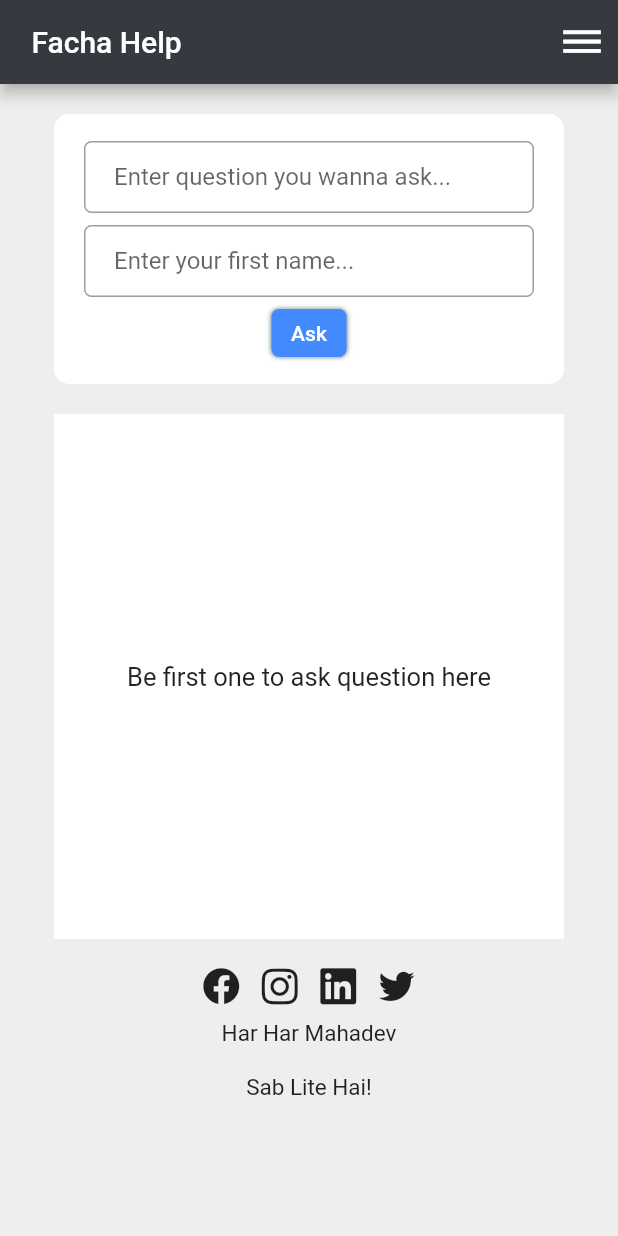
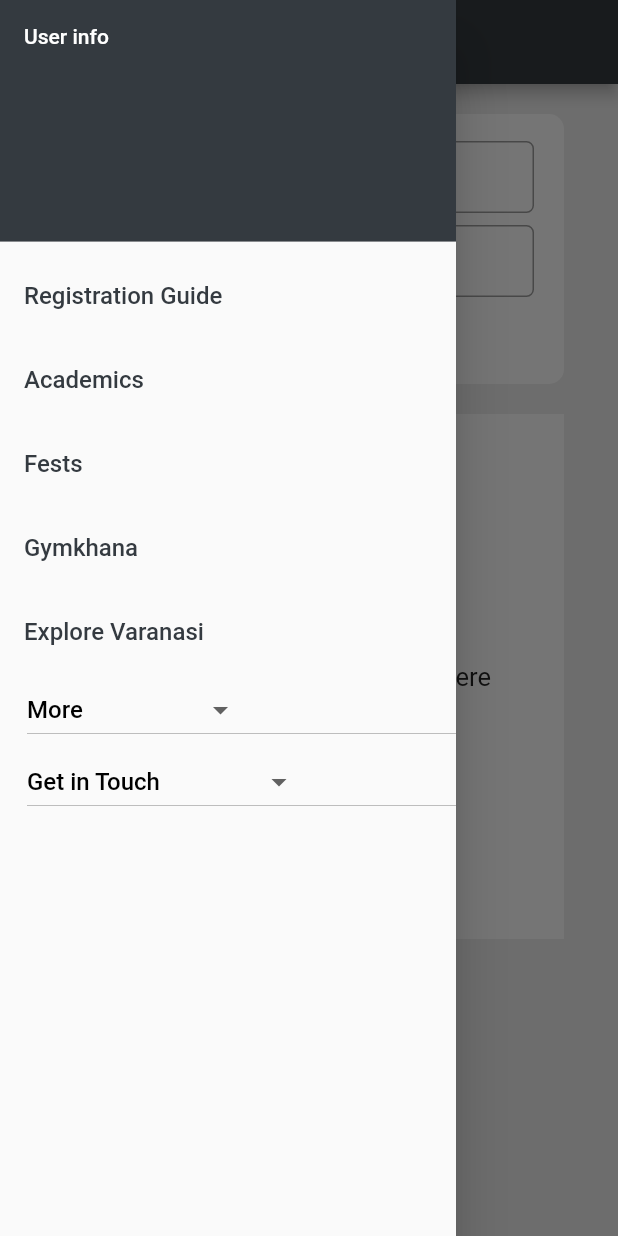
Before and after one commit to sid-hart28/FachaHelp, a Flutter app: the screen it shows after launch, with the side drawer open (before the commit the screen has no drawer), on a phone screen of 412 x 824 dp. Run offline on Flutter 3.47's test engine with Material 2 defaults, Android fonts, the phone set to English and light mode, and no system bars.

Commit message:
second commit

```diff
--- /dev/null
+++ b/lib/components/drawerbutton.dart
@@ -0,0 +1,20 @@
+import 'package:flutter/material.dart';
+
+class DrawerItemTiles extends StatelessWidget {
+  DrawerItemTiles({@required this.title});
+  final String title;
+
+  @override
+  Widget build(BuildContext context) {
+    return ListTile(
+      title: Text(
+        title,
+        style: TextStyle(color: Color(0xFF343A40), fontSize: 16.0),
+      ),
+      onTap: () {
+        // Update the state of the app.
+        // ...
+      },
+    );
+  }
+}
--- a/lib/screens/discussion.dart
+++ b/lib/screens/discussion.dart
@@ -2,6 +2,7 @@ import 'package:facha_help/constants.dart';
 import 'package:facha_help/soc_icons_icons.dart';
 import 'package:flutter/material.dart';
 import 'package:facha_help/components/bluebutton.dart';
+import 'package:facha_help/components/drawerbutton.dart';
 
 class Discussion extends StatefulWidget {
   @override
@@ -15,18 +16,93 @@ class _DiscussionState extends State<Discussion> {
       backgroundColor: Colors.grey[200],
       appBar: AppBar(
         backgroundColor: Color(0xFF343A40),
-        title: Text(' Facha Help'),
-        actions: <Widget>[
-          IconButton(
-            icon: Icon(
-              Icons.dehaze,
-              size: 30.0,
+        title: Text('Facha Help'),
+      ),
+      drawer: Drawer(
+        child: ListView(
+          children: [
+            DrawerHeader(
+              child: Text(
+                'User info',
+                style: TextStyle(color: Colors.white),
+              ),
+              decoration: BoxDecoration(
+                color: Color(0xFF343A40),
+              ),
             ),
-            onPressed: () {
-              //TODO
-            },
-          ),
-        ],
+            DrawerItemTiles(
+              title: 'Registration Guide',
+            ),
+            DrawerItemTiles(
+              title: 'Academics',
+            ),
+            DrawerItemTiles(
+              title: 'Fests',
+            ),
+            DrawerItemTiles(
+              title: 'Gymkhana',
+            ),
+            DrawerItemTiles(
+              title: 'Explore Varanasi',
+            ),
+            Padding(
+              padding: EdgeInsets.only(left: 18.0),
+              child: DropdownButton<String>(
+                  hint: Text(
+                    'More',
+                    style: TextStyle(
+                      color: Colors.black,
+                      fontWeight: FontWeight.w500,
+                    ),
+                  ),
+                  items: [
+                    DropdownMenuItem(
+                      child: Text('Gallery'),
+                      value: 'A',
+                    ),
+                    DropdownMenuItem(
+                      child: Text('Placement Stats'),
+                      value: 'B',
+                    ),
+                    DropdownMenuItem(
+                      child: Text('IIT BHU on web'),
+                      value: 'C',
+                    ),
+                    DropdownMenuItem(
+                      child: Text('Misc.'),
+                      value: 'D',
+                    ),
+                  ],
+                  onChanged: (value) {}),
+            ),
+            Padding(
+              padding: EdgeInsets.only(left: 18.0),
+              child: DropdownButton<String>(
+                  hint: Text(
+                    'Get in Touch',
+                    style: TextStyle(
+                      color: Colors.black,
+                      fontWeight: FontWeight.w500,
+                    ),
+                  ),
+                  items: [
+                    DropdownMenuItem(
+                      child: Text('About Us'),
+                      value: 'A',
+                    ),
+                    DropdownMenuItem(
+                      child: Text('Feedback'),
+                      value: 'B',
+                    ),
+                    DropdownMenuItem(
+                      child: Text('Terms and Conditions'),
+                      value: 'C',
+                    ),
+                  ],
+                  onChanged: (value) {}),
+            ),
+          ],
+        ),
       ),
       body: SafeArea(
         child: ListView(
```
